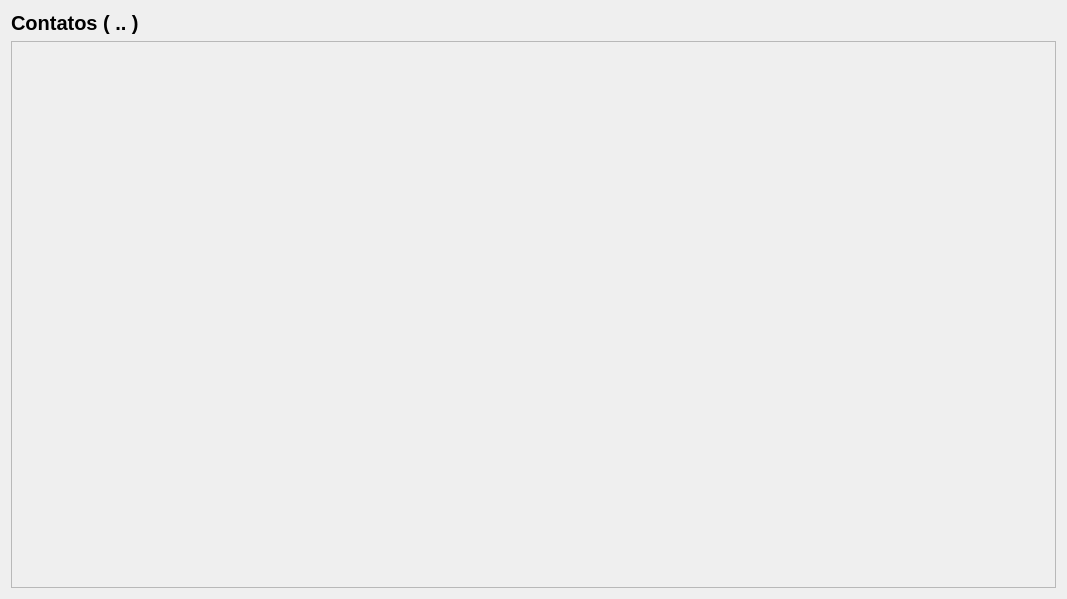
rafatosta/contatos, file view/contatos_page.ui: the form before one commit.
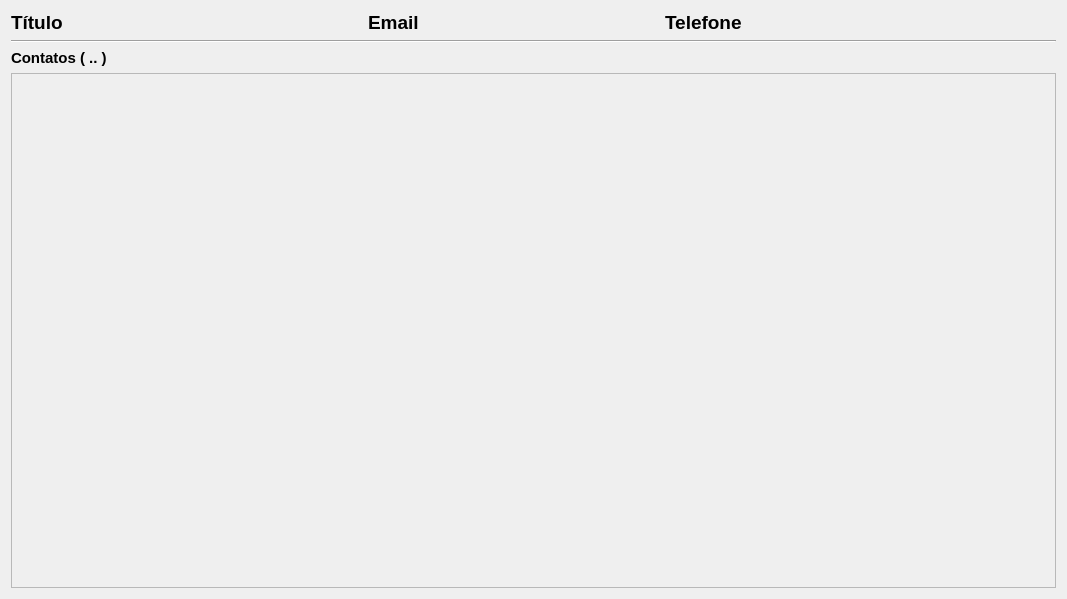
The form after the commit.

The edit to the form file:
```diff
--- a/view/contatos_page.ui
+++ b/view/contatos_page.ui
@@ -14,11 +14,93 @@
    <string>Form</string>
   </property>
   <layout class="QVBoxLayout" name="verticalLayout">
+   <item>
+    <layout class="QGridLayout" name="gridLayout">
+     <item row="0" column="4">
+      <spacer name="horizontalSpacer">
+       <property name="orientation">
+        <enum>Qt::Horizontal</enum>
+       </property>
+       <property name="sizeType">
+        <enum>QSizePolicy::Fixed</enum>
+       </property>
+       <property name="sizeHint" stdset="0">
+        <size>
+         <width>100</width>
+         <height>20</height>
+        </size>
+       </property>
+      </spacer>
+     </item>
+     <item row="0" column="0">
+      <widget class="QLabel" name="label">
+       <property name="font">
+        <font>
+         <pointsize>14</pointsize>
+         <bold>true</bold>
+        </font>
+       </property>
+       <property name="text">
+        <string>Título</string>
+       </property>
+      </widget>
+     </item>
+     <item row="0" column="2">
+      <widget class="QLabel" name="label_2">
+       <property name="font">
+        <font>
+         <pointsize>14</pointsize>
+         <bold>true</bold>
+        </font>
+       </property>
+       <property name="text">
+        <string>Email</string>
+       </property>
+      </widget>
+     </item>
+     <item row="0" column="3">
+      <widget class="QLabel" name="label_3">
+       <property name="font">
+        <font>
+         <pointsize>14</pointsize>
+         <bold>true</bold>
+        </font>
+       </property>
+       <property name="text">
+        <string>Telefone</string>
+       </property>
+      </widget>
+     </item>
+     <item row="0" column="1">
+      <spacer name="horizontalSpacer_2">
+       <property name="orientation">
+        <enum>Qt::Horizontal</enum>
+       </property>
+       <property name="sizeType">
+        <enum>QSizePolicy::Fixed</enum>
+       </property>
+       <property name="sizeHint" stdset="0">
+        <size>
+         <width>60</width>
+         <height>20</height>
+        </size>
+       </property>
+      </spacer>
+     </item>
+    </layout>
+   </item>
+   <item>
+    <widget class="Line" name="line">
+     <property name="orientation">
+      <enum>Qt::Horizontal</enum>
+     </property>
+    </widget>
+   </item>
    <item>
     <widget class="QLabel" name="label_contatos">
      <property name="font">
       <font>
-       <pointsize>15</pointsize>
+       <pointsize>11</pointsize>
        <bold>true</bold>
       </font>
      </property>
```
